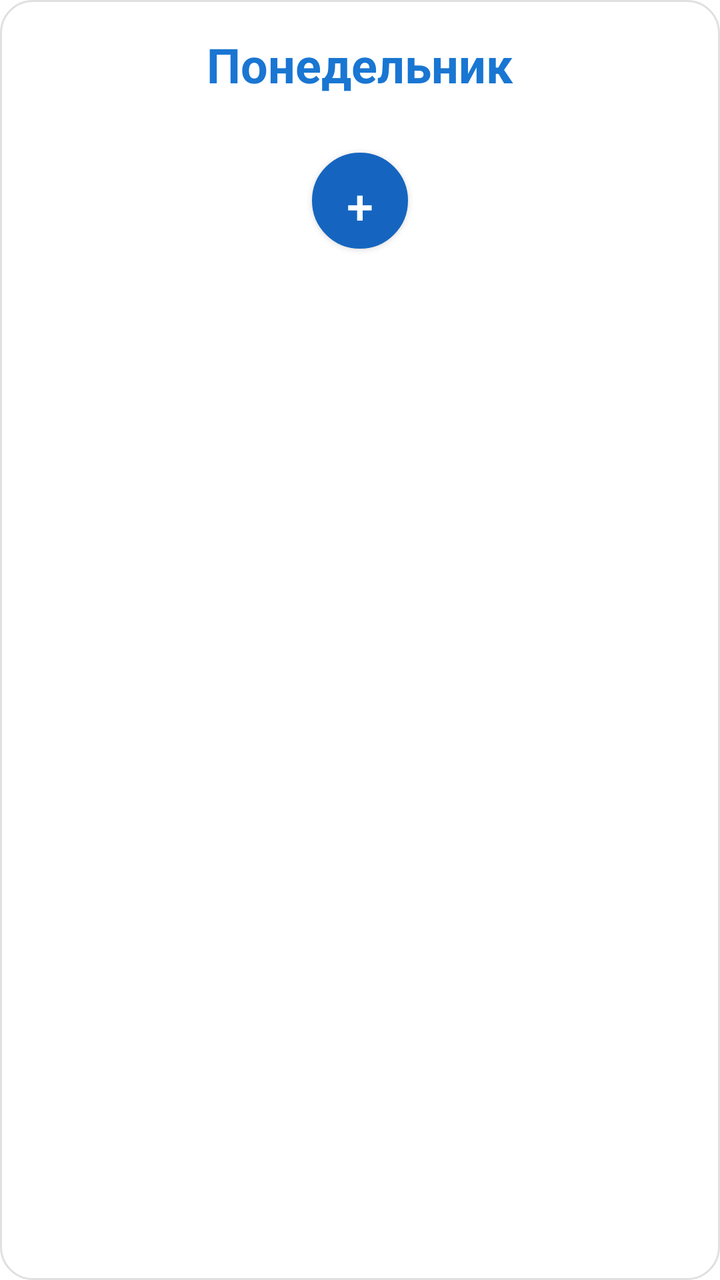
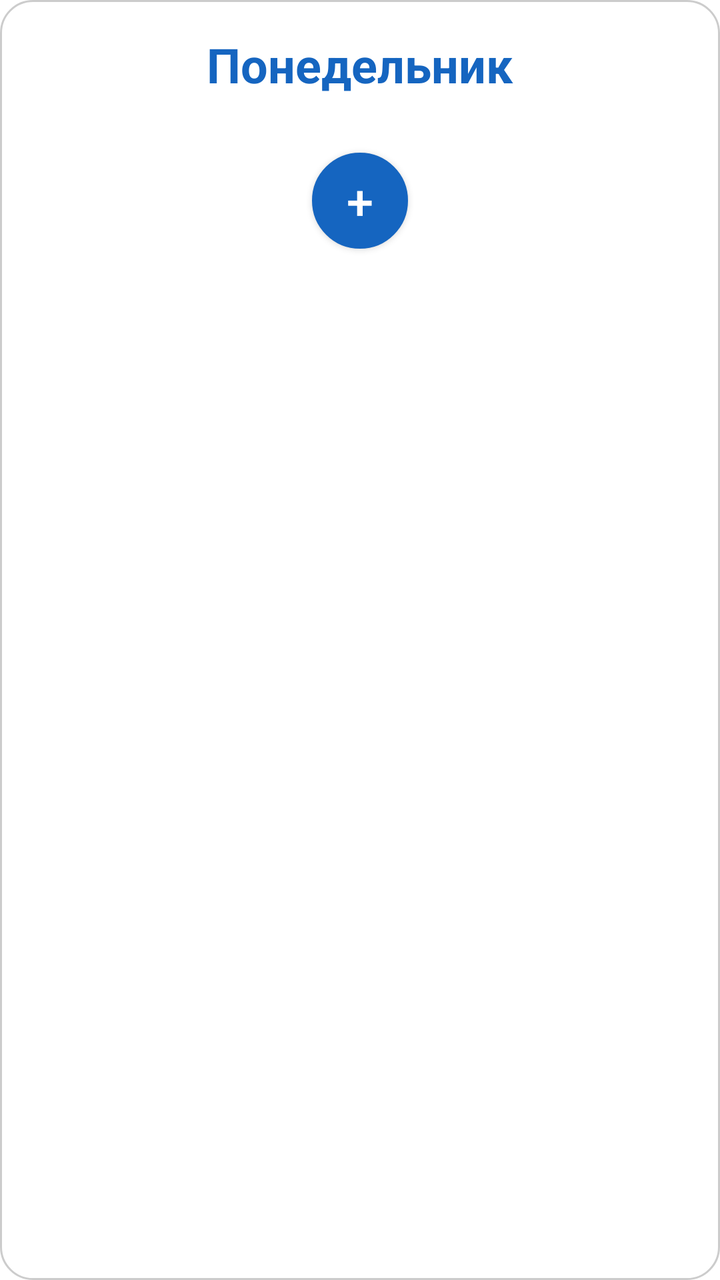

The first picture is an Android layout as it rendered before a commit; the second is the same layout after the commit. The layout source and the unified diff follow.
<!-- AndroidManifest.xml: application theme Theme.Androiddd -->
<!-- res/layout/layout_day_card.xml -->
<?xml version="1.0" encoding="utf-8"?>
<LinearLayout xmlns:android="http://schemas.android.com/apk/res/android"
    android:layout_width="match_parent"
    android:layout_height="wrap_content"
    android:orientation="vertical"
    android:background="@drawable/day_card_background"
    android:padding="16dp"
    android:layout_marginBottom="20dp">

    <TextView
        android:id="@+id/dayTitle"
        android:layout_width="match_parent"
        android:layout_height="wrap_content"
        android:text="Понедельник"
        android:textSize="24sp"
        android:textStyle="bold"
        android:textColor="#1976D2"
        android:gravity="center"
        android:layout_marginBottom="16dp" />

    <LinearLayout
        android:id="@+id/lessonsContainer"
        android:layout_width="match_parent"
        android:layout_height="wrap_content"
        android:orientation="vertical">

    </LinearLayout>

    
    <Button
        android:id="@+id/addLessonButton"
        android:layout_width="48dp"
        android:layout_height="48dp"
        android:layout_gravity="center"
        android:text="+"
        android:textSize="24sp"
        android:textColor="#FFFFFF"
        android:background="@drawable/add_button_background"
        android:layout_marginTop="12dp" />

</LinearLayout>
<!-- resources referenced by this layout -->
<resources>
  <!-- drawable add_button_background (drawable) -->
  <?xml version="1.0" encoding="utf-8"?>
  <shape xmlns:android="http://schemas.android.com/apk/res/android">
      <solid android:color="@color/lesson_type_practical" />
      <corners android:radius="@dimen/lesson_type_corner_radius" />
      <stroke android:width="@dimen/lesson_detail_color_button_size" android:color="@color/dialog_background" />
  </shape>
  <!-- drawable day_card_background (drawable) -->
  <?xml version="1.0" encoding="utf-8"?>
  <shape xmlns:android="http://schemas.android.com/apk/res/android">
      <solid android:color="#FFFFFF" />
      <corners android:radius="16dp" />
      <stroke android:width="1dp" android:color="#E0E0E0" />
      <padding android:left="16dp" android:top="16dp" android:right="16dp" android:bottom="16dp" />
  </shape>
  <style name="Theme.Androiddd" parent="Theme.MaterialComponents.DayNight.NoActionBar">
          
          <item name="colorPrimary">#1565C0</item> 
          
          <item name="colorSecondary">#4CAF50</item> 
  
          
          <item name="colorSurface">#FFFFFF</item> 
          <item name="colorOnSurface">#333333</item> 
  
          
          <item name="colorControlNormal">#666666</item> 
          <item name="colorControlActivated">#1565C0</item> 
          <item name="colorControlHighlight">#441565C0</item> 
  
          
          <item name="android:textColorPrimary">#333333</item> 
          <item name="android:textColorSecondary">#666666</item> 
  
          
          <item name="android:statusBarColor">#1565C0</item>
          
          <item name="android:windowLightStatusBar">true</item> 
          
          <item name="android:windowBackground">#FFFFFF</item>
      </style>
  <color name="lesson_type_practical">#4CAF50</color>
  <dimen name="lesson_type_corner_radius">24dp</dimen>
  <dimen name="lesson_detail_color_button_size">2dp</dimen>
  <color name="dialog_background">#FFFFFF</color>
</resources>

<!-- the commit's change to res/layout/layout_day_card.xml (unified diff, before → after) -->
@@ -4,19 +4,19 @@
     android:layout_height="wrap_content"
     android:orientation="vertical"
     android:background="@drawable/day_card_background"
-    android:padding="16dp"
-    android:layout_marginBottom="20dp">
+    android:padding="@dimen/lesson_detail_save_button_margin"
+    android:layout_marginBottom="@dimen/lesson_detail_input_margin_bottom_20dp">
 
     <TextView
         android:id="@+id/dayTitle"
         android:layout_width="match_parent"
         android:layout_height="wrap_content"
-        android:text="Понедельник"
-        android:textSize="24sp"
+        android:text="@string/day_monday"
+        android:textSize="@dimen/text_size_header"
         android:textStyle="bold"
-        android:textColor="#1976D2"
+        android:textColor="@color/colorPrimary"
         android:gravity="center"
-        android:layout_marginBottom="16dp" />
+        android:layout_marginBottom="@dimen/lesson_detail_save_button_margin" />
 
     <LinearLayout
         android:id="@+id/lessonsContainer"
@@ -29,13 +29,14 @@
     
     <Button
         android:id="@+id/addLessonButton"
-        android:layout_width="48dp"
-        android:layout_height="48dp"
+        android:layout_width="@dimen/dialog_color_preview_size"
+        android:layout_height="@dimen/dialog_color_preview_size"
         android:layout_gravity="center"
         android:text="+"
-        android:textSize="24sp"
-        android:textColor="#FFFFFF"
+        android:textSize="@dimen/text_size_header"
+        android:textColor="@color/colorOnPrimary"
         android:background="@drawable/add_button_background"
-        android:layout_marginTop="12dp" />
+        android:layout_marginTop="@dimen/lesson_detail_input_margin_bottom"
+        android:padding="@dimen/dialog_color_button_margin"/>
 
 </LinearLayout>
<!-- resource entries referenced after the edit -->
@@ -1,5 +1,13 @@
 <!-- resources referenced by this layout -->
 <resources>
+  <color name="colorOnPrimary">#FFFFFF</color>
+  <color name="colorPrimary">#1565C0</color>
+  <dimen name="dialog_color_button_margin">1dp</dimen>
+  <dimen name="dialog_color_preview_size">48dp</dimen>
+  <dimen name="lesson_detail_input_margin_bottom">12dp</dimen>
+  <dimen name="lesson_detail_input_margin_bottom_20dp">20dp</dimen>
+  <dimen name="lesson_detail_save_button_margin">16dp</dimen>
+  <dimen name="text_size_header">24sp</dimen>
   <!-- drawable add_button_background (drawable) -->
   <?xml version="1.0" encoding="utf-8"?>
   <shape xmlns:android="http://schemas.android.com/apk/res/android">
@@ -10,11 +18,12 @@
   <!-- drawable day_card_background (drawable) -->
   <?xml version="1.0" encoding="utf-8"?>
   <shape xmlns:android="http://schemas.android.com/apk/res/android">
-      <solid android:color="#FFFFFF" />
-      <corners android:radius="16dp" />
-      <stroke android:width="1dp" android:color="#E0E0E0" />
-      <padding android:left="16dp" android:top="16dp" android:right="16dp" android:bottom="16dp" />
+      <solid android:color="@color/colorSurface" />
+      <corners android:radius="@dimen/lesson_detail_save_button_margin" />
+      <stroke android:width="@dimen/lesson_detail_color_button_size_1dp" android:color="@color/colorOutline" />
+      <padding android:left="@dimen/activity_horizontal_margin" android:top="@dimen/activity_vertical_margin" android:right="@dimen/activity_horizontal_margin" android:bottom="@dimen/activity_vertical_margin" />
   </shape>
+  <string name="day_monday">Понедельник</string>
   <style name="Theme.Androiddd" parent="Theme.MaterialComponents.DayNight.NoActionBar">
           
           <item name="colorPrimary">#1565C0</item> 
@@ -45,5 +54,10 @@
   <dimen name="lesson_type_corner_radius">24dp</dimen>
   <dimen name="lesson_detail_color_button_size">2dp</dimen>
   <color name="dialog_background">#FFFFFF</color>
+  <color name="colorSurface">#FFFFFF</color>
+  <dimen name="lesson_detail_color_button_size_1dp">1dp</dimen>
+  <color name="colorOutline">#CCCCCC</color>
+  <dimen name="activity_horizontal_margin">16dp</dimen>
+  <dimen name="activity_vertical_margin">16dp</dimen>
 </resources>
 
